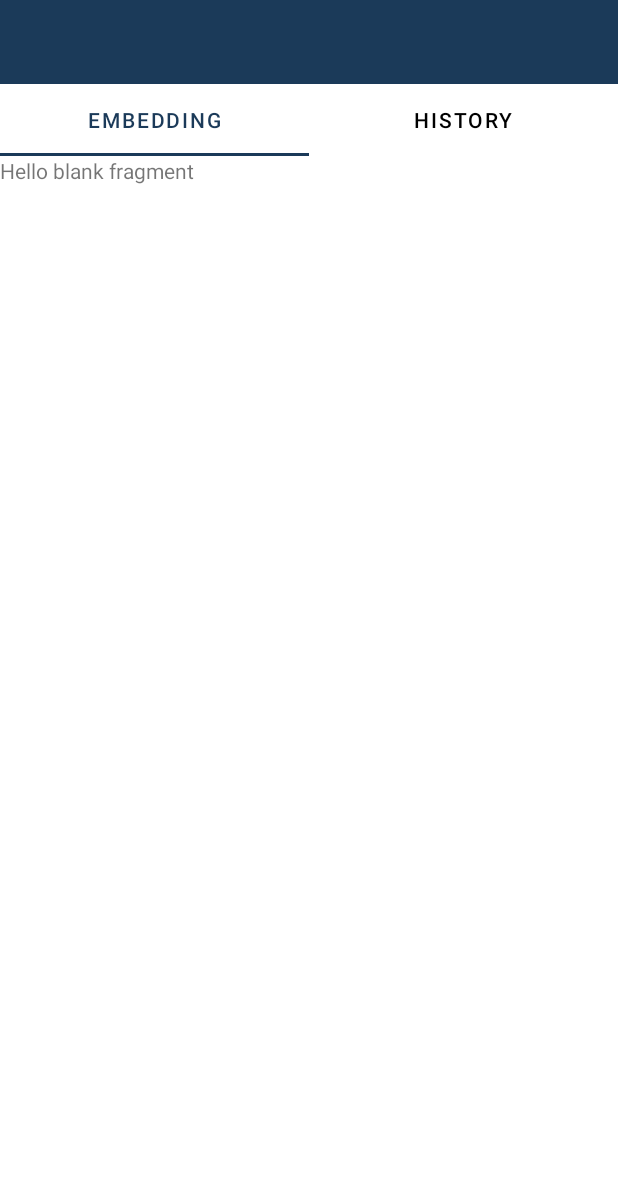
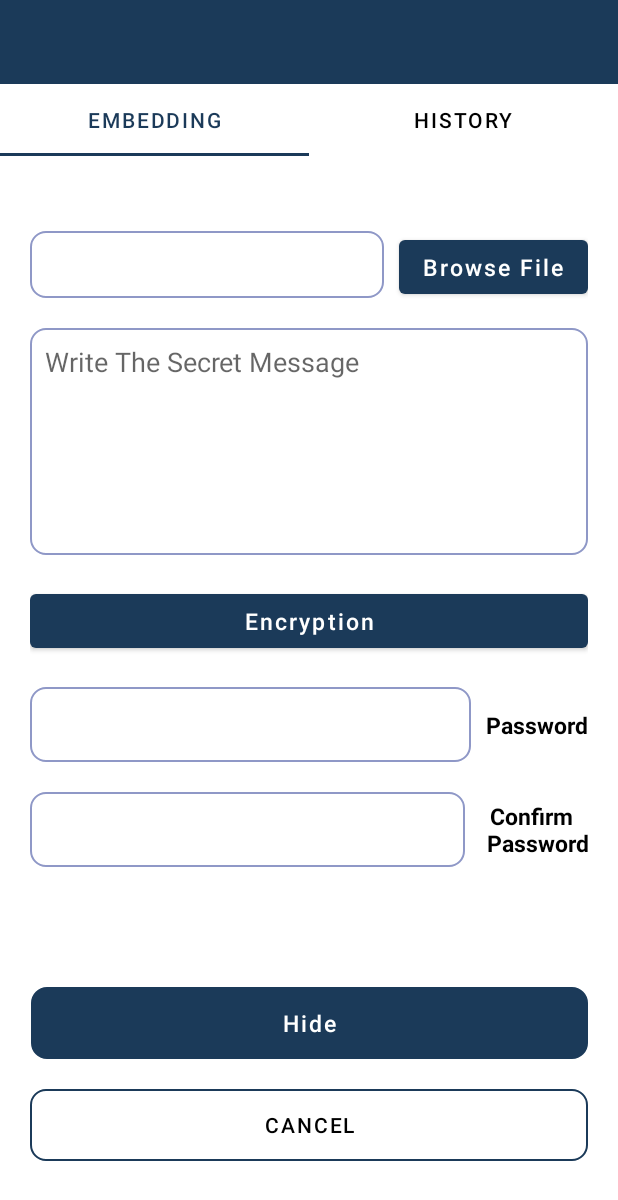
Before and after one commit to gentaprima/stegano-app, an Android app: the Embedding screen opened directly, with no data from a screen before it, on a phone screen of 412 x 824 dp. Shown: the top 1200 px of the screen. Run offline under Robolectric (Android 15) with nearby library versions, the phone set to English and light mode, and no system bars; libraries missing offline, so code that uses them is left out: com.google.android.material.

Commit message:
slicing embedding -> menu_embedding

```diff
--- /dev/null
+++ b/app/src/main/res/drawable/border_input.xml
@@ -0,0 +1,5 @@
+<?xml version="1.0" encoding="utf-8"?>
+<shape xmlns:android="http://schemas.android.com/apk/res/android">
+    <stroke android:width="1dp" android:color="@color/colorSecond"/>
+    <corners android:radius="10dp"/>
+</shape>
--- /dev/null
+++ b/app/src/main/res/drawable/input_without_border.xml
@@ -0,0 +1,7 @@
+<?xml version="1.0" encoding="utf-8"?>
+<shape xmlns:android="http://schemas.android.com/apk/res/android">
+    <solid android:color="@color/transparent"/>
+    <stroke android:color="@color/colorSecond" android:width="1.5dp"/>
+    <corners android:radius="10dp"/>
+
+</shape>
--- a/app/src/main/res/layout/activity_embedding.xml
+++ b/app/src/main/res/layout/activity_embedding.xml
@@ -17,7 +17,7 @@
         android:layout_height="wrap_content"/>
     <androidx.viewpager.widget.ViewPager
         android:id="@+id/viewPager"
-        android:layout_width="355dp"
-        android:layout_height="455dp"
+        android:layout_width="match_parent"
+        android:layout_height="match_parent"
         tools:layout_editor_absoluteX="8dp" />
 </LinearLayout>
--- a/app/src/main/res/layout/fragment_embedding_menu.xml
+++ b/app/src/main/res/layout/fragment_embedding_menu.xml
@@ -1,14 +1,142 @@
 <?xml version="1.0" encoding="utf-8"?>
-<FrameLayout xmlns:android="http://schemas.android.com/apk/res/android"
+<androidx.constraintlayout.widget.ConstraintLayout xmlns:android="http://schemas.android.com/apk/res/android"
+    xmlns:app="http://schemas.android.com/apk/res-auto"
     xmlns:tools="http://schemas.android.com/tools"
     android:layout_width="match_parent"
     android:layout_height="match_parent"
+    android:orientation="vertical"
+    android:paddingHorizontal="20dp"
+    android:paddingVertical="50dp"
     tools:context=".ui.menu.EmbeddingMenu">
 
-    <!-- TODO: Update blank fragment layout -->
     <TextView
+        android:id="@+id/textView2"
+        android:layout_width="wrap_content"
+        android:layout_height="wrap_content"
+        android:text="@string/password"
+        android:textColor="@color/black"
+        android:textSize="15sp"
+        android:textStyle="bold"
+        app:layout_constraintBottom_toBottomOf="@+id/textInputEditText3"
+        app:layout_constraintEnd_toEndOf="parent"
+        app:layout_constraintTop_toTopOf="@+id/textInputEditText3" />
+
+    <TextView
+        android:id="@+id/textView3"
+        android:layout_width="wrap_content"
+        android:layout_height="wrap_content"
+        android:gravity="center"
+        android:text="@string/confirm_password"
+        android:textColor="@color/black"
+        android:textSize="15sp"
+        android:textStyle="bold"
+        app:layout_constraintBottom_toBottomOf="@+id/textInputEditText4"
+        app:layout_constraintEnd_toEndOf="parent"
+        app:layout_constraintTop_toTopOf="@+id/textInputEditText4" />
+
+    <com.google.android.material.button.MaterialButton
+        android:id="@+id/materialButton2"
         android:layout_width="match_parent"
-        android:layout_height="match_parent"
-        android:text="@string/hello_blank_fragment" />
+        android:layout_height="wrap_content"
+        android:layout_marginTop="20dp"
+        android:text="@string/encryption"
+        android:textAllCaps="false"
+        android:textSize="15sp"
+        app:layout_constraintStart_toStartOf="parent"
+        app:layout_constraintTop_toBottomOf="@+id/textInputEditText2" />
 
-</FrameLayout>
+    <com.google.android.material.button.MaterialButton
+        android:id="@+id/materialButton"
+        android:layout_width="wrap_content"
+        android:layout_height="wrap_content"
+        android:text="@string/browse_file"
+        android:textAllCaps="false"
+        android:textSize="15sp"
+        app:layout_constraintEnd_toEndOf="parent"
+        app:layout_constraintTop_toTopOf="@+id/textInputEditText" />
+
+    <com.google.android.material.button.MaterialButton
+        android:id="@+id/materialButton3"
+        android:layout_width="371dp"
+        android:layout_height="wrap_content"
+        android:background="@drawable/border_input"
+        android:text="@string/hide"
+        android:textAllCaps="false"
+        android:textSize="15sp"
+        android:layout_marginBottom="20dp"
+        app:layout_constraintBottom_toTopOf="@+id/materialButton4"
+        app:layout_constraintEnd_toEndOf="parent"
+        app:layout_constraintStart_toStartOf="parent"
+        tools:ignore="MissingConstraints" />
+
+    <com.google.android.material.button.MaterialButton
+        android:id="@+id/materialButton4"
+        android:layout_width="match_parent"
+        android:layout_height="wrap_content"
+        android:background="@drawable/input_without_border"
+        android:text="@string/cancel"
+        android:textColor="@color/black"
+        app:layout_constraintBottom_toBottomOf="parent"
+        app:layout_constraintEnd_toEndOf="parent"
+        app:layout_constraintStart_toStartOf="parent" />
+
+    <com.google.android.material.textfield.TextInputEditText
+        android:id="@+id/textInputEditText2"
+        android:layout_width="match_parent"
+        android:layout_height="wrap_content"
+        android:layout_marginTop="20dp"
+        android:background="@drawable/border_input"
+        android:gravity="start"
+        android:hint="@string/hint_secret_message"
+        android:inputType="textMultiLine"
+        android:lines="8"
+        android:maxLines="10"
+        android:minLines="6"
+        android:padding="10dp"
+        app:layout_constraintEnd_toEndOf="parent"
+        app:layout_constraintStart_toStartOf="parent"
+        app:layout_constraintTop_toBottomOf="@+id/textInputEditText" />
+
+    <com.google.android.material.textfield.TextInputEditText
+        android:id="@+id/textInputEditText"
+        android:layout_width="0dp"
+        android:layout_height="wrap_content"
+        android:layout_marginEnd="10dp"
+        android:layout_marginRight="10dp"
+        android:background="@drawable/border_input"
+        android:enabled="false"
+        android:padding="10dp"
+        app:layout_constraintEnd_toStartOf="@+id/materialButton"
+        app:layout_constraintStart_toStartOf="parent"
+        app:layout_constraintTop_toTopOf="parent"
+        tools:ignore="RtlSymmetry" />
+
+    <com.google.android.material.textfield.TextInputEditText
+        android:id="@+id/textInputEditText4"
+        android:layout_width="0dp"
+        android:layout_height="wrap_content"
+        android:layout_marginTop="20dp"
+        android:layout_marginEnd="10dp"
+        android:layout_marginRight="10dp"
+        android:background="@drawable/border_input"
+        android:minHeight="50dp"
+        android:padding="10dp"
+        app:layout_constraintEnd_toStartOf="@+id/textView3"
+        app:layout_constraintStart_toStartOf="parent"
+        app:layout_constraintTop_toBottomOf="@+id/textInputEditText3" />
+
+    <com.google.android.material.textfield.TextInputEditText
+        android:id="@+id/textInputEditText3"
+        android:layout_width="0dp"
+        android:layout_height="wrap_content"
+        android:layout_marginTop="20dp"
+        android:layout_marginEnd="10dp"
+        android:layout_marginRight="10dp"
+        android:background="@drawable/border_input"
+        android:minHeight="50dp"
+        android:padding="10dp"
+        app:layout_constraintEnd_toStartOf="@+id/textView2"
+        app:layout_constraintStart_toStartOf="parent"
+        app:layout_constraintTop_toBottomOf="@+id/materialButton2" />
+
+</androidx.constraintlayout.widget.ConstraintLayout>
--- a/app/src/main/res/values/colors.xml
+++ b/app/src/main/res/values/colors.xml
@@ -3,7 +3,7 @@
     <color name="purple_200">#FFBB86FC</color>
     <color name="purple_500">#FF6200EE</color>
     <color name="purple_700">#FF3700B3</color>
-    <color name="teal_200">#FF03DAC5</color>
+    <color name="teal_200">#6e8499</color>
     <color name="teal_700">#FF018786</color>
     <color name="black">#FF000000</color>
     <color name="white">#FFFFFFFF</color>
--- a/app/src/main/res/values/strings.xml
+++ b/app/src/main/res/values/strings.xml
@@ -7,4 +7,11 @@
     <string name="logout">logout</string>
     <!-- TODO: Remove or change this placeholder text -->
     <string name="hello_blank_fragment">Hello blank fragment</string>
+    <string name="browse_file">Browse File</string>
+    <string name="hint_secret_message">Write The Secret Message</string>
+    <string name="encryption">Encryption</string>
+    <string name="password">Password</string>
+    <string name="confirm_password">Confirm \n Password</string>
+    <string name="hide">Hide</string>
+    <string name="cancel">Cancel</string>
 </resources>
```
